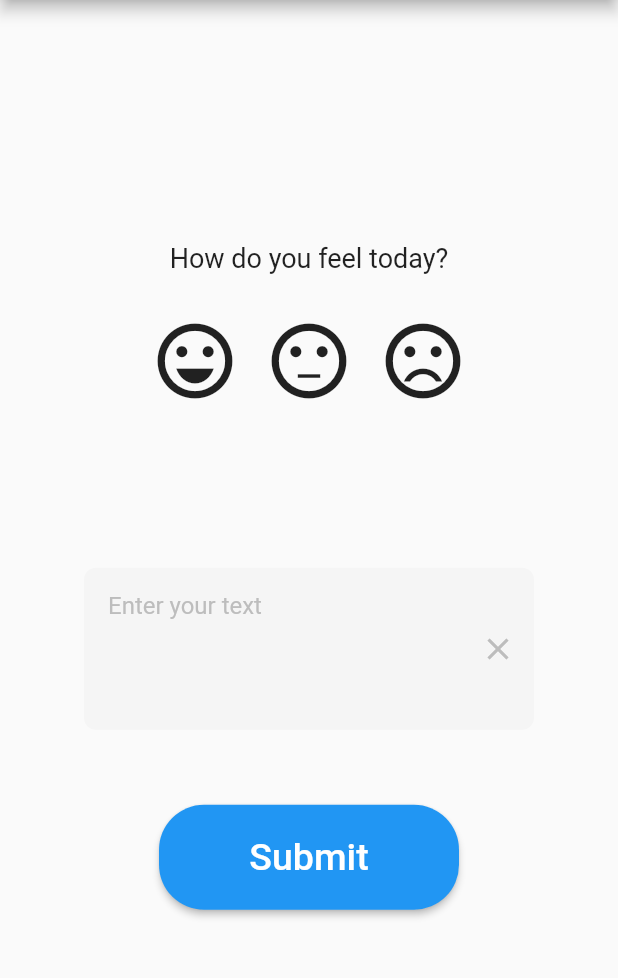
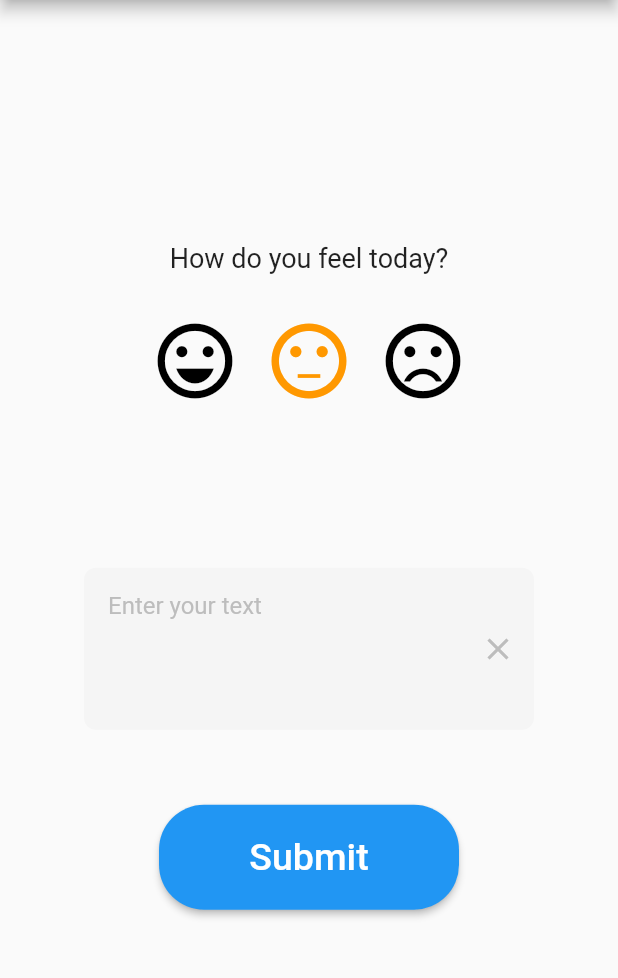
Before and after one commit to urbanitomm/bwthw, a Flutter app: the Diary screen opened directly, after a tap on the "sentiment neutral" icon, on a phone screen of 412 x 824 dp, the part 84-1062 px from its top. Run offline on Flutter 3.47's test engine with Material 2 defaults, Android fonts, the phone set to English and light mode, and no system bars; our stand-ins replace material_design_icons_flutter, shared_preferences, syncfusion_flutter_calendar; accounts and stored records are empty.

Commit message:
Tracciamento icone premute diario cambiano anche colore

```diff
--- a/lib/screens/diary.dart
+++ b/lib/screens/diary.dart
@@ -4,16 +4,24 @@ import 'package:progetto_wearable/utils/mydrawer.dart';
 import 'package:progetto_wearable/utils/myappbar.dart';
 import 'package:progetto_wearable/screens/homepage.dart';
 import 'package:progetto_wearable/screens/login.dart';
-class Diary extends StatelessWidget {
-  Diary({Key? key}) : super(key: key);
 
-    static const route = '/diary/';
+class Diary extends StatefulWidget {
+  const Diary({Key? key}) : super(key: key);
+
+  static const route = '/diary/';
   static const routename = 'Diary';
 
   @override
+  State<Diary> createState() => _DiaryState();
+}
+class _DiaryState extends State<Diary>  {
+
+  bool _happyPressed = false;
+  bool _neutralPressed = false;
+  bool _sadPressed = false;
+  @override
   Widget build(BuildContext context) {
     print('Diary built');
-
     return Scaffold(
       appBar: MyAppbar(),
       drawer: MyDrawer(),
@@ -33,18 +41,45 @@ class Diary extends StatelessWidget {
               children: [
                 IconButton(
                   iconSize: 60,
-                  icon: const Icon(Icons.sentiment_very_satisfied),
-                  onPressed: () {},
+                  icon: Icon(
+                    Icons.sentiment_very_satisfied,
+                    color: _happyPressed ? Colors.green : Colors.black,
+                    ),
+                  onPressed: () {
+                    setState((){
+                          _happyPressed = true;
+                          _neutralPressed = false;
+                          _sadPressed = false;
+                        });
+                  },
                   ),
                 IconButton(
                   iconSize: 60,
-                  icon: const Icon(Icons.sentiment_neutral),
-                  onPressed: () {},
+                  icon: Icon(
+                    Icons.sentiment_neutral,
+                    color: _neutralPressed ? Colors.orange : Colors.black,
+                    ),
+                  onPressed: () {
+                    setState((){
+                          _happyPressed = false;
+                          _neutralPressed = true;
+                          _sadPressed = false;
+                        });
+                  },
                   ),
                 IconButton(
                   iconSize: 60,
-                  icon: const Icon(Icons.sentiment_very_dissatisfied),
-                  onPressed: () {},
+                  icon: Icon(
+                    Icons.sentiment_very_dissatisfied,
+                    color: _sadPressed ? Colors.red : Colors.black,
+                    ),
+                  onPressed: () {
+                    setState((){
+                          _happyPressed = false;
+                          _neutralPressed = false;
+                          _sadPressed = true;
+                        });
+                  },
                   ),
           ]),
             SizedBox(
```
